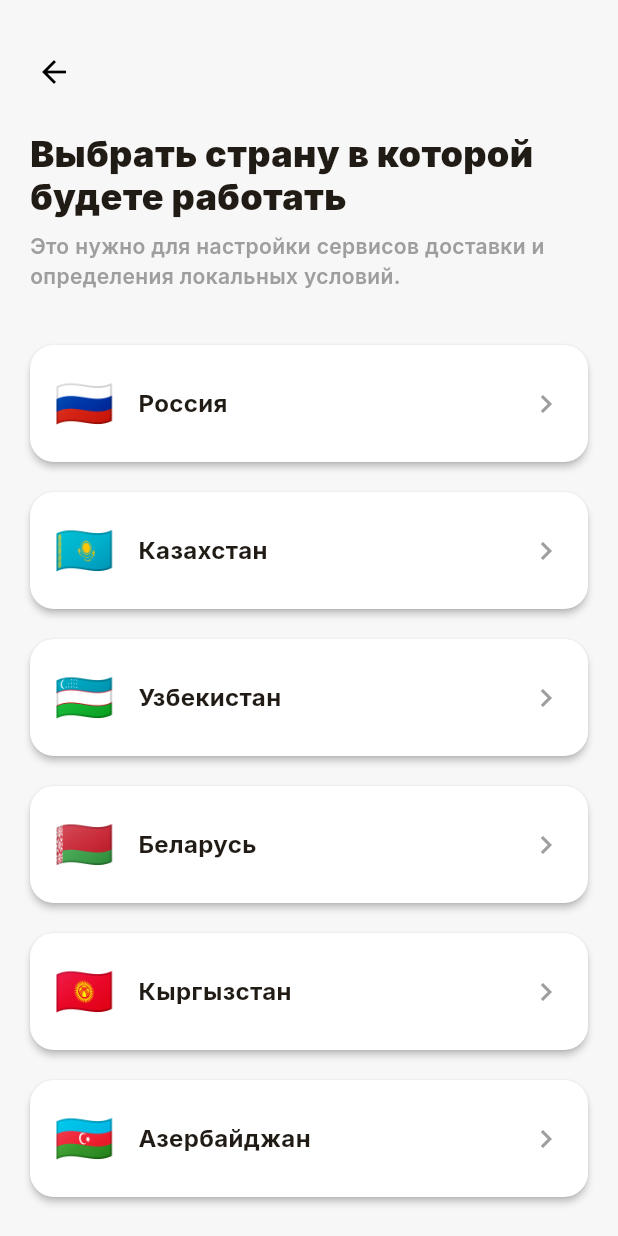
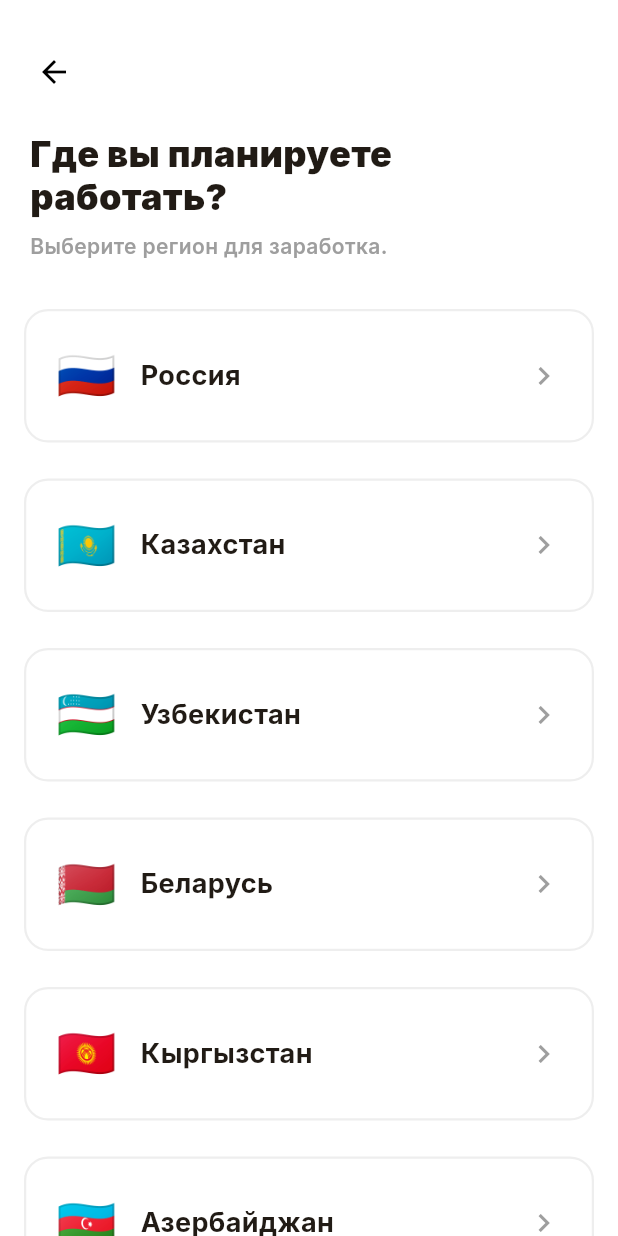
Before and after one commit to magnitik74/kuryer-yandex-eda-pro-rustore-googleplay-appstore, a Flutter app: the CountryScreen screen opened directly, on a phone screen of 412 x 824 dp. Run offline on Flutter 3.47's test engine with Material 3 defaults, Android fonts, the phone set to English and light mode, and no system bars; our stand-ins replace cloud_firestore, firebase_core, firebase_messaging, flutter_local_notifications, in_app_review, shared_preferences and 2 more; accounts and stored records are empty.

Commit message:
Implement premium flat UI redesign and animated splash screen

```diff
--- a/lib/screens/onboarding/country_screen.dart
+++ b/lib/screens/onboarding/country_screen.dart
@@ -105,7 +105,7 @@ class _CountryScreenState extends State<CountryScreen> {
   @override
   Widget build(BuildContext context) {
     return Scaffold(
-      backgroundColor: const Color(0xFFF7F7F7),
+      backgroundColor: Colors.white,
       body: Stack(
         children: [
           SafeArea(
@@ -125,7 +125,7 @@ class _CountryScreenState extends State<CountryScreen> {
                       ),
                       const SizedBox(height: 16),
                       const Text(
-                        "Выбрать страну в которой будете работать",
+                        "Где вы планируете работать?",
                         style: TextStyle(
                           fontWeight: FontWeight.w900,
                           fontSize: 24,
@@ -135,7 +135,7 @@ class _CountryScreenState extends State<CountryScreen> {
                       ),
                       const SizedBox(height: 8),
                       const Text(
-                        "Это нужно для настройки сервисов доставки и определения локальных условий.",
+                        "Выберите регион для заработка.",
                         style: TextStyle(
                           fontWeight: FontWeight.w600,
                           fontSize: 14,
@@ -153,15 +153,18 @@ class _CountryScreenState extends State<CountryScreen> {
                     separatorBuilder: (_, __) => const SizedBox(height: 12),
                     itemBuilder: (context, index) {
                       final country = _countries[index];
-                      return Card(
-                        elevation: 2,
-                        color: Colors.white,
-                        shape: RoundedRectangleBorder(borderRadius: BorderRadius.circular(16)),
+                      return Container(
+                        margin: const EdgeInsets.only(bottom: 12),
+                        decoration: BoxDecoration(
+                          color: Colors.white,
+                          borderRadius: BorderRadius.circular(16),
+                          border: Border.all(color: Colors.grey.shade200, width: 1.5),
+                        ),
                         child: InkWell(
                           onTap: () => _handleCountrySelection(country),
                           borderRadius: BorderRadius.circular(16),
                           child: Padding(
-                            padding: const EdgeInsets.symmetric(horizontal: 16, vertical: 16),
+                            padding: const EdgeInsets.symmetric(horizontal: 20, vertical: 20),
                             child: Row(
                               children: [
                                 Text(
@@ -174,7 +177,7 @@ class _CountryScreenState extends State<CountryScreen> {
                                     country['name'],
                                     style: const TextStyle(
                                       fontWeight: FontWeight.bold,
-                                      fontSize: 16,
+                                      fontSize: 18,
                                       color: Color(0xFF211B15),
                                     ),
                                   ),
--- a/pubspec.yaml
+++ b/pubspec.yaml
@@ -1,7 +1,7 @@
 name: fast_courier_app
 description: "A new Flutter project."
 publish_to: 'none'
-version: 3.5.0+16
+version: 3.5.0+17
 
 environment:
   sdk: '>=3.4.3 <4.0.0'
```
Also changed, not shown: lib/main.dart (+34 -15 lines), lib/screens/calculator_tab.dart (+12 -15 lines), lib/screens/main_screen.dart (+3 -15 lines).
